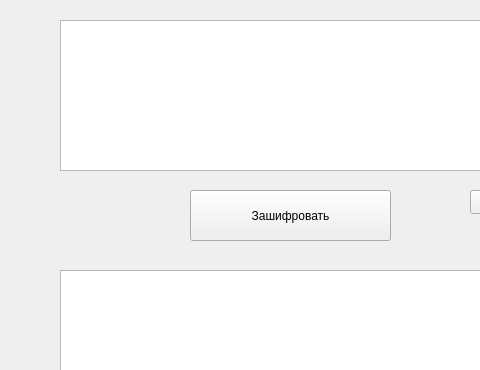
Above: encriptor.ui from SGGlad/Morze before the change; both pictures show x 0 to 480 and y 0 to 370 of the 640 by 480 pixel window. Below: the same form after it.
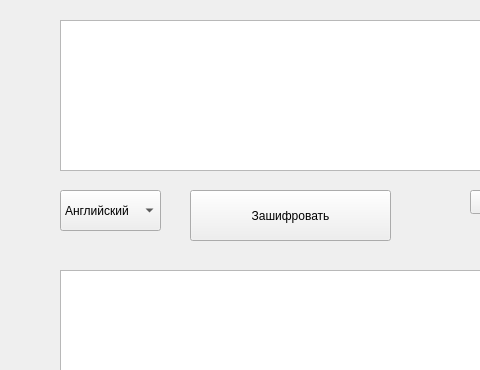
That is the form after the change.

Commit message: add change languidge button

Diff of the .ui file:
```diff
--- a/encriptor.ui
+++ b/encriptor.ui
@@ -121,6 +121,31 @@
     </font>
    </property>
   </widget>
+  <widget class="QComboBox" name="SetMode">
+   <property name="geometry">
+    <rect>
+     <x>60</x>
+     <y>190</y>
+     <width>101</width>
+     <height>41</height>
+    </rect>
+   </property>
+   <property name="font">
+    <font>
+     <pointsize>9</pointsize>
+    </font>
+   </property>
+   <item>
+    <property name="text">
+     <string>Английский</string>
+    </property>
+   </item>
+   <item>
+    <property name="text">
+     <string>Русский</string>
+    </property>
+   </item>
+  </widget>
  </widget>
  <resources/>
  <connections/>
```
The commit also changes 7 other files.
